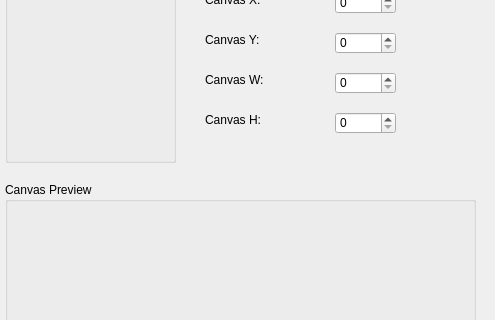
The window that DisplaySelector/setupcanvas.ui (AlexRadacki/QtSfCM) describes before a commit, drawn with Qt 5; both pictures show x 305 to 800 and y 98 to 418 of the 800 by 569 pixel window.
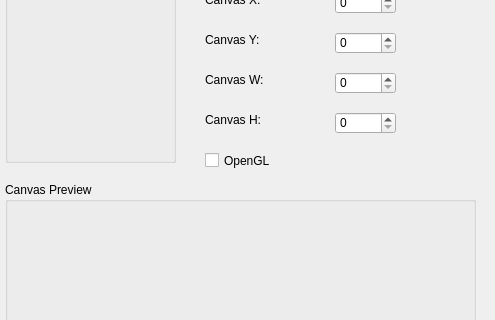
The same window after the commit.

Patch:
```diff
--- a/DisplaySelector/setupcanvas.ui
+++ b/DisplaySelector/setupcanvas.ui
@@ -258,6 +258,19 @@
     <number>99999</number>
    </property>
   </widget>
+  <widget class="QCheckBox" name="glcheckBox">
+   <property name="geometry">
+    <rect>
+     <x>510</x>
+     <y>250</y>
+     <width>70</width>
+     <height>17</height>
+    </rect>
+   </property>
+   <property name="text">
+    <string>OpenGL</string>
+   </property>
+  </widget>
  </widget>
  <resources/>
  <connections/>
```
